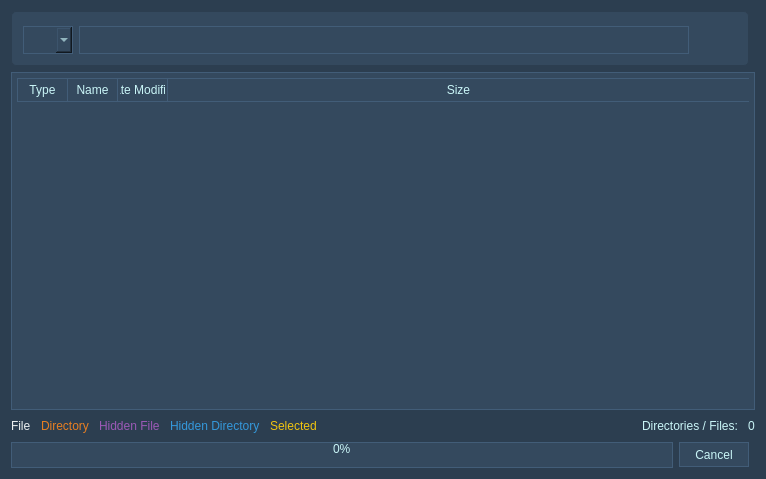
Qt form source/modules/mexplorer/main_ui.ui (5l1v3r1/Moderat) before a commit.
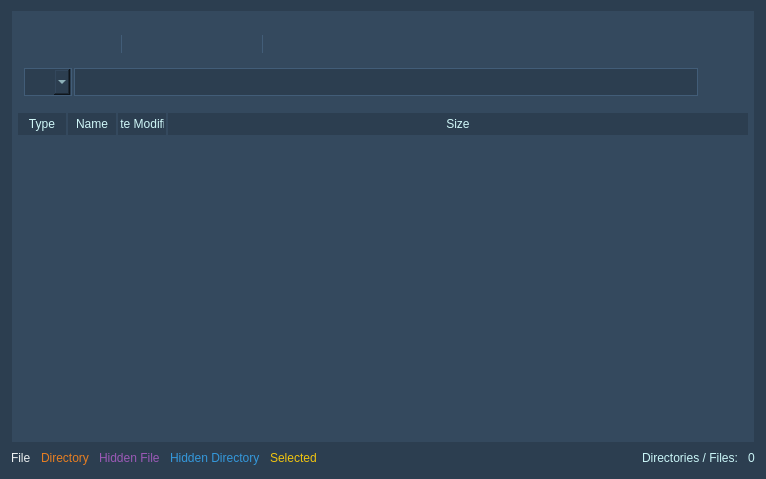
The same form after that commit. Icons and pictures are not drawn.

What changed in the file:
```diff
--- a/source/modules/mexplorer/main_ui.ui
+++ b/source/modules/mexplorer/main_ui.ui
@@ -103,7 +103,439 @@
 }</string>
   </property>
   <layout class="QGridLayout" name="gridLayout">
-   <item row="1" column="0" colspan="2">
+   <item row="0" column="0">
+    <layout class="QVBoxLayout" name="verticalLayout">
+     <property name="spacing">
+      <number>0</number>
+     </property>
+     <property name="topMargin">
+      <number>0</number>
+     </property>
+     <item>
+      <widget class="QGroupBox" name="groupBox">
+       <property name="styleSheet">
+        <string notr="true">background-color: #34495e;
+padding: -3px;
+border: none;
+margin-left: 1px;
+margin-right: 1px;</string>
+       </property>
+       <property name="title">
+        <string/>
+       </property>
+       <layout class="QGridLayout" name="gridLayout_2">
+        <item row="0" column="0">
+         <widget class="QGroupBox" name="onlineGroup">
+          <property name="styleSheet">
+           <string notr="true">background-color: #34495e;
+border: none;</string>
+          </property>
+          <property name="title">
+           <string/>
+          </property>
+          <layout class="QGridLayout" name="gridLayout_6">
+           <item row="0" column="0">
+            <layout class="QHBoxLayout" name="horizontalLayout_6">
+             <property name="spacing">
+              <number>0</number>
+             </property>
+             <item>
+              <widget class="QPushButton" name="addFileButton">
+               <property name="minimumSize">
+                <size>
+                 <width>0</width>
+                 <height>0</height>
+                </size>
+               </property>
+               <property name="maximumSize">
+                <size>
+                 <width>16777215</width>
+                 <height>16777215</height>
+                </size>
+               </property>
+               <property name="focusPolicy">
+                <enum>Qt::NoFocus</enum>
+               </property>
+               <property name="styleSheet">
+                <string notr="true">QPushButton#addFileButton {
+			border: none;
+			border-radius: none;
+			padding: 5px;
+            }
+
+QPushButton#addFileButton:pressed {
+            background-color: #2c3e50;
+            }</string>
+               </property>
+               <property name="text">
+                <string/>
+               </property>
+               <property name="icon">
+                <iconset resource="../../res.qrc">
+                 <normaloff>:/icons/assets/add_file.png</normaloff>:/icons/assets/add_file.png</iconset>
+               </property>
+               <property name="iconSize">
+                <size>
+                 <width>18</width>
+                 <height>18</height>
+                </size>
+               </property>
+               <property name="checkable">
+                <bool>false</bool>
+               </property>
+              </widget>
+             </item>
+             <item>
+              <widget class="QPushButton" name="addFolderButton">
+               <property name="minimumSize">
+                <size>
+                 <width>0</width>
+                 <height>0</height>
+                </size>
+               </property>
+               <property name="maximumSize">
+                <size>
+                 <width>16777215</width>
+                 <height>16777215</height>
+                </size>
+               </property>
+               <property name="focusPolicy">
+                <enum>Qt::NoFocus</enum>
+               </property>
+               <property name="styleSheet">
+                <string notr="true">QPushButton#addFolderButton {
+			border: none;
+			border-radius: none;
+			padding: 5px;
+            }
+
+QPushButton#addFolderButton:pressed {
+            background-color: #2c3e50;
+            }</string>
+               </property>
+               <property name="text">
+                <string/>
+               </property>
+               <property name="icon">
+                <iconset resource="../../res.qrc">
+                 <normaloff>:/icons/assets/add_folder.png</normaloff>:/icons/assets/add_folder.png</iconset>
+               </property>
+               <property name="iconSize">
+                <size>
+                 <width>18</width>
+                 <height>18</height>
+                </size>
+               </property>
+               <property name="checkable">
+                <bool>false</bool>
+               </property>
+               <property name="checked">
+                <bool>false</bool>
+               </property>
+              </widget>
+             </item>
+             <item>
+              <widget class="Line" name="line_3">
+               <property name="styleSheet">
+                <string notr="true">border: 1px ridge #2c3e50;</string>
+               </property>
+               <property name="orientation">
+                <enum>Qt::Vertical</enum>
+               </property>
+              </widget>
+             </item>
+             <item>
+              <widget class="Line" name="line_4">
+               <property name="orientation">
+                <enum>Qt::Vertical</enum>
+               </property>
+              </widget>
+             </item>
+             <item>
+              <widget class="QPushButton" name="renameButton">
+               <property name="focusPolicy">
+                <enum>Qt::NoFocus</enum>
+               </property>
+               <property name="styleSheet">
+                <string notr="true">QPushButton#renameButton {
+			border: none;
+			border-radius: none;
+			padding: 5px;
+            background-color: #34495e;
+            }
+
+QPushButton#renameButton:pressed {
+            background-color: #2c3e50;
+            }</string>
+               </property>
+               <property name="text">
+                <string/>
+               </property>
+               <property name="icon">
+                <iconset resource="../../res.qrc">
+                 <normaloff>:/icons/assets/set_alias.png</normaloff>:/icons/assets/set_alias.png</iconset>
+               </property>
+               <property name="iconSize">
+                <size>
+                 <width>18</width>
+                 <height>18</height>
+                </size>
+               </property>
+              </widget>
+             </item>
+             <item>
+              <widget class="QPushButton" name="hiddenButton">
+               <property name="focusPolicy">
+                <enum>Qt::NoFocus</enum>
+               </property>
+               <property name="styleSheet">
+                <string notr="true">QPushButton#hiddenButton {
+			border: none;
+			border-radius: none;
+			padding: 5px;
+            background-color: #34495e;
+            }
+
+QPushButton#hiddenButton:pressed {
+            background-color: #2c3e50;
+            }</string>
+               </property>
+               <property name="text">
+                <string/>
+               </property>
+               <property name="icon">
+                <iconset resource="../../res.qrc">
+                 <normaloff>:/icons/assets/eye.png</normaloff>:/icons/assets/eye.png</iconset>
+               </property>
+               <property name="iconSize">
+                <size>
+                 <width>18</width>
+                 <height>18</height>
+                </size>
+               </property>
+              </widget>
+             </item>
+             <item>
+              <widget class="QPushButton" name="removeButton">
+               <property name="focusPolicy">
+                <enum>Qt::NoFocus</enum>
+               </property>
+               <property name="styleSheet">
+                <string notr="true">QPushButton#removeButton {
+			border: none;
+			border-radius: none;
+			padding: 5px;
+            background-color: #34495e;
+            }
+
+QPushButton#removeButton:pressed {
+            background-color: #2c3e50;
+            }</string>
+               </property>
+               <property name="text">
+                <string/>
+               </property>
+               <property name="icon">
+                <iconset resource="../../res.qrc">
+                 <normaloff>:/icons/assets/trash.png</normaloff>:/icons/assets/trash.png</iconset>
+               </property>
+               <property name="iconSize">
+                <size>
+                 <width>18</width>
+                 <height>18</height>
+                </size>
+               </property>
+              </widget>
+             </item>
+             <item>
+              <widget class="Line" name="line_2">
+               <property name="orientation">
+                <enum>Qt::Vertical</enum>
+               </property>
+              </widget>
+             </item>
+             <item>
+              <widget class="Line" name="line_5">
+               <property name="styleSheet">
+                <string notr="true">border: 1px ridge #2c3e50;</string>
+               </property>
+               <property name="orientation">
+                <enum>Qt::Vertical</enum>
+               </property>
+              </widget>
+             </item>
+             <item>
+              <widget class="Line" name="line">
+               <property name="orientation">
+                <enum>Qt::Vertical</enum>
+               </property>
+              </widget>
+             </item>
+             <item>
+              <widget class="QPushButton" name="downloadButton">
+               <property name="styleSheet">
+                <string notr="true">QPushButton#downloadButton {
+			border: none;
+			border-radius: none;
+			padding: 5px;
+            background-color: #34495e;
+            }
+
+QPushButton#downloadButton:pressed {
+            background-color: #2c3e50;
+            }</string>
+               </property>
+               <property name="text">
+                <string/>
+               </property>
+               <property name="icon">
+                <iconset resource="../../res.qrc">
+                 <normaloff>:/icons/assets/down.png</normaloff>:/icons/assets/down.png</iconset>
+               </property>
+              </widget>
+             </item>
+             <item>
+              <widget class="QPushButton" name="uploadButton">
+               <property name="styleSheet">
+                <string notr="true">QPushButton#uploadButton {
+			border: none;
+			border-radius: none;
+			padding: 5px;
+            background-color: #34495e;
+            }
+
+QPushButton#uploadButton:pressed {
+            background-color: #2c3e50;
+            }</string>
+               </property>
+               <property name="text">
+                <string/>
+               </property>
+               <property name="icon">
+                <iconset resource="../../res.qrc">
+                 <normaloff>:/icons/assets/up.png</normaloff>:/icons/assets/up.png</iconset>
+               </property>
+              </widget>
+             </item>
+             <item>
+              <spacer name="horizontalSpacer_4">
+               <property name="orientation">
+                <enum>Qt::Horizontal</enum>
+               </property>
+               <property name="sizeHint" stdset="0">
+                <size>
+                 <width>40</width>
+                 <height>20</height>
+                </size>
+               </property>
+              </spacer>
+             </item>
+            </layout>
+           </item>
+          </layout>
+         </widget>
+        </item>
+        <item row="1" column="0">
+         <layout class="QHBoxLayout" name="horizontalLayout_2">
+          <property name="spacing">
+           <number>0</number>
+          </property>
+          <item>
+           <widget class="QComboBox" name="explorerDrivesDrop">
+            <property name="minimumSize">
+             <size>
+              <width>50</width>
+              <height>0</height>
+             </size>
+            </property>
+            <property name="maximumSize">
+             <size>
+              <width>50</width>
+              <height>32</height>
+             </size>
+            </property>
+            <property name="baseSize">
+             <size>
+              <width>0</width>
+              <height>0</height>
+             </size>
+            </property>
+            <property name="styleSheet">
+             <string notr="true">background: #2c3e50;
+border: none;
+border: 1px ridge;
+border-color: #2c3e50;
+padding: 3px;</string>
+            </property>
+           </widget>
+          </item>
+          <item>
+           <widget class="QLineEdit" name="explorerPathEntry">
+            <property name="minimumSize">
+             <size>
+              <width>0</width>
+              <height>28</height>
+             </size>
+            </property>
+            <property name="styleSheet">
+             <string notr="true">background: #2c3e50;
+border: none;
+border: 1px ridge;
+border-color: #2c3e50;
+padding: 3px;</string>
+            </property>
+            <property name="text">
+             <string/>
+            </property>
+           </widget>
+          </item>
+          <item>
+           <widget class="QPushButton" name="upButton">
+            <property name="minimumSize">
+             <size>
+              <width>0</width>
+              <height>28</height>
+             </size>
+            </property>
+            <property name="maximumSize">
+             <size>
+              <width>500</width>
+              <height>28</height>
+             </size>
+            </property>
+            <property name="styleSheet">
+             <string notr="true">QPushButton#upButton {
+			border: none;
+			border-radius: none;
+			padding: 5px;
+            background-color: #34495e;
+            }
+
+QPushButton#upButton:pressed {
+            background-color: #2c3e50;
+            }</string>
+            </property>
+            <property name="text">
+             <string/>
+            </property>
+            <property name="icon">
+             <iconset resource="../../res.qrc">
+              <normaloff>:/icons/assets/up.png</normaloff>:/icons/assets/up.png</iconset>
+            </property>
+            <property name="iconSize">
+             <size>
+              <width>18</width>
+              <height>18</height>
+             </size>
+            </property>
+           </widget>
+          </item>
+         </layout>
+        </item>
+       </layout>
+      </widget>
+     </item>
+     <item>
     <widget class="QTableWidget" name="explorerTable">
      <property name="sizePolicy">
       <sizepolicy hsizetype="Expanding" vsizetype="Expanding">
@@ -119,28 +551,33 @@
      </property>
      <property name="styleSheet">
       <string notr="true">QHeaderView::section {
-	background-color: #34495e;
-    padding: 2px;
-    color: #c9f5f7;
-	font: 75 8pt &quot;MS Shell Dlg 2&quot;;
-	border: 1px ridge;
-	border-right: none;
-	border-color: #2c3e50;
+background-color: #2c3e50;
+padding: 2px;
+color: #cff7f8;
+font: 75 10px &quot;MS Shell Dlg 2&quot;;
+border: 1px solid;
+border-top: none;
+border-bottom: none;
+border-color: #34495e;
 }
 
 QTableWidget#explorerTable {
-	background-position: center;
-    border: 1px ridge;
-    padding: 5px;
-	color: #ecf0f1;
-    border-color: #2c3e50;
-    font: 8pt &quot;MS Shell Dlg 2&quot;;
-	background-color: #34495e;
+background-position: center;
+border:  none;
+padding: 5px;
+margin-left: 1px;
+margin-right: 1px;
+color: #cff7f8;
+font: 8pt &quot;MS Shell Dlg 2&quot;;
+background-color: #34495e;
+
+background-image: url(assets/bg.png);
+background-repeat: no-repeat;
 }
 
 QTableWidget#explorerTable:item:selected {
 background-color: #2c3e50;
-color: #f1c40f;
+color: #cff7f8;
 }</string>
      </property>
      <property name="frameShape">
@@ -234,7 +671,9 @@
      </column>
     </widget>
    </item>
-   <item row="2" column="0" colspan="2">
+    </layout>
+   </item>
+   <item row="1" column="0">
     <layout class="QHBoxLayout" name="horizontalLayout_5">
      <property name="spacing">
       <number>10</number>
@@ -342,196 +781,6 @@
      </item>
     </layout>
    </item>
-   <item row="3" column="0">
-    <layout class="QHBoxLayout" name="horizontalLayout">
-     <item>
-      <widget class="QProgressBar" name="progressBar">
-       <property name="styleSheet">
-        <string notr="true">QProgressBar:horizontal {
-border: 1px ridge;
-border-color: #2c3e50;
-background-color: #34495e;
-padding: 1px;
-text-align: top;
-}
-QProgressBar::chunk:horizontal {
-background: #1abc9c;
-margin-right: 1px;
-width: 5px;
-}</string>
-       </property>
-       <property name="value">
-        <number>0</number>
-       </property>
-       <property name="orientation">
-        <enum>Qt::Horizontal</enum>
-       </property>
-       <property name="invertedAppearance">
-        <bool>false</bool>
-       </property>
-       <property name="textDirection">
-        <enum>QProgressBar::TopToBottom</enum>
-       </property>
-       <property name="format">
-        <string>%p%</string>
-       </property>
-      </widget>
-     </item>
-     <item>
-      <widget class="QPushButton" name="cancelButton">
-       <property name="sizePolicy">
-        <sizepolicy hsizetype="Minimum" vsizetype="Fixed">
-         <horstretch>0</horstretch>
-         <verstretch>0</verstretch>
-        </sizepolicy>
-       </property>
-       <property name="minimumSize">
-        <size>
-         <width>70</width>
-         <height>25</height>
-        </size>
-       </property>
-       <property name="maximumSize">
-        <size>
-         <width>70</width>
-         <height>16777215</height>
-        </size>
-       </property>
-       <property name="styleSheet">
-        <string notr="true">QPushButton#cancelButton {
-			border: 1px ridge;
-            border-color: #2c3e50;
-			padding: 2px;
-            background-color: #34495e;
-            }
-
-QPushButton#cancelButton:pressed {
-            background-color: #2c3e50;
-            }</string>
-       </property>
-       <property name="text">
-        <string>Cancel</string>
-       </property>
-      </widget>
-     </item>
-    </layout>
-   </item>
-   <item row="0" column="0">
-    <widget class="QGroupBox" name="groupBox">
-     <property name="styleSheet">
-      <string notr="true">background-color: #34495e;
-border: 1px solid #2c3e50;
-border-radius: 5px;
-padding: -3px;</string>
-     </property>
-     <property name="title">
-      <string/>
-     </property>
-     <layout class="QGridLayout" name="gridLayout_2">
-      <item row="0" column="0">
-       <layout class="QHBoxLayout" name="horizontalLayout_2">
-        <property name="spacing">
-         <number>6</number>
-        </property>
-        <item>
-         <widget class="QComboBox" name="explorerDrivesDrop">
-          <property name="minimumSize">
-           <size>
-            <width>50</width>
-            <height>0</height>
-           </size>
-          </property>
-          <property name="maximumSize">
-           <size>
-            <width>50</width>
-            <height>32</height>
-           </size>
-          </property>
-          <property name="baseSize">
-           <size>
-            <width>0</width>
-            <height>0</height>
-           </size>
-          </property>
-          <property name="styleSheet">
-           <string notr="true">border: 1px ridge;
-border-color: #2c3e50;
-border-radius: none;
-padding: 3px;
-height: 15px;
-font-size: 12px;
-background-color: #34495e;</string>
-          </property>
-         </widget>
-        </item>
-        <item>
-         <widget class="QLineEdit" name="explorerPathEntry">
-          <property name="minimumSize">
-           <size>
-            <width>0</width>
-            <height>28</height>
-           </size>
-          </property>
-          <property name="styleSheet">
-           <string notr="true">border: 1px ridge;
-border-color: #2c3e50;
-border-radius: none;
-padding: 5px;
-height: 15px;
-font-size: 12px;
-background-color: #34495e;</string>
-          </property>
-          <property name="text">
-           <string/>
-          </property>
-         </widget>
-        </item>
-        <item>
-         <widget class="QPushButton" name="upButton">
-          <property name="minimumSize">
-           <size>
-            <width>0</width>
-            <height>28</height>
-           </size>
-          </property>
-          <property name="maximumSize">
-           <size>
-            <width>500</width>
-            <height>28</height>
-           </size>
-          </property>
-          <property name="styleSheet">
-           <string notr="true">QPushButton#upButton {
-			border: none;
-			border-radius: none;
-			padding: 5px;
-            background-color: #34495e;
-            }
-
-QPushButton#upButton:pressed {
-            background-color: #2c3e50;
-            }</string>
-          </property>
-          <property name="text">
-           <string/>
-          </property>
-          <property name="icon">
-           <iconset resource="../../res.qrc">
-            <normaloff>:/icons/assets/up.png</normaloff>:/icons/assets/up.png</iconset>
-          </property>
-          <property name="iconSize">
-           <size>
-            <width>18</width>
-            <height>18</height>
-           </size>
-          </property>
-         </widget>
-        </item>
-       </layout>
-      </item>
-     </layout>
-    </widget>
-   </item>
   </layout>
  </widget>
  <resources>
```
Lines whose indentation alone changed are shown as unchanged.
